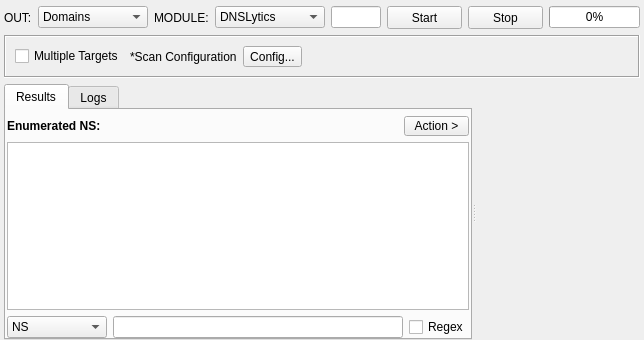
3nock/OTE, file sub3suite/src/enums/ns/NSEnum.ui: the form before one commit.
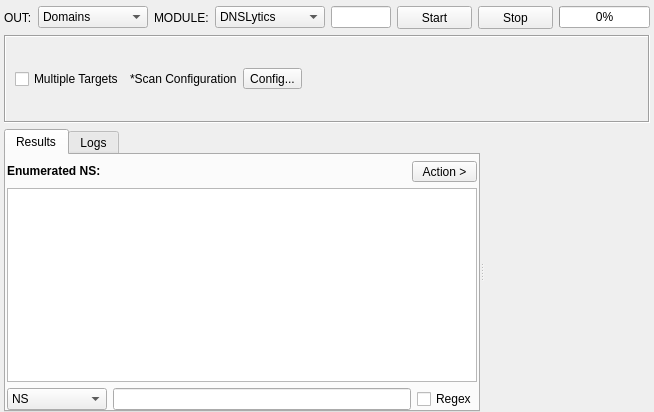
The form after the commit. Custom widgets are drawn as their Qt base class.

What changed in the file:
```diff
--- a/sub3suite/src/enums/ns/NSEnum.ui
+++ b/sub3suite/src/enums/ns/NSEnum.ui
@@ -6,8 +6,8 @@
    <rect>
     <x>0</x>
     <y>0</y>
-    <width>644</width>
-    <height>340</height>
+    <width>654</width>
+    <height>412</height>
    </rect>
   </property>
   <property name="windowTitle">
```
Left out of the diff: 20 changed lines with no effect on the pictures.
